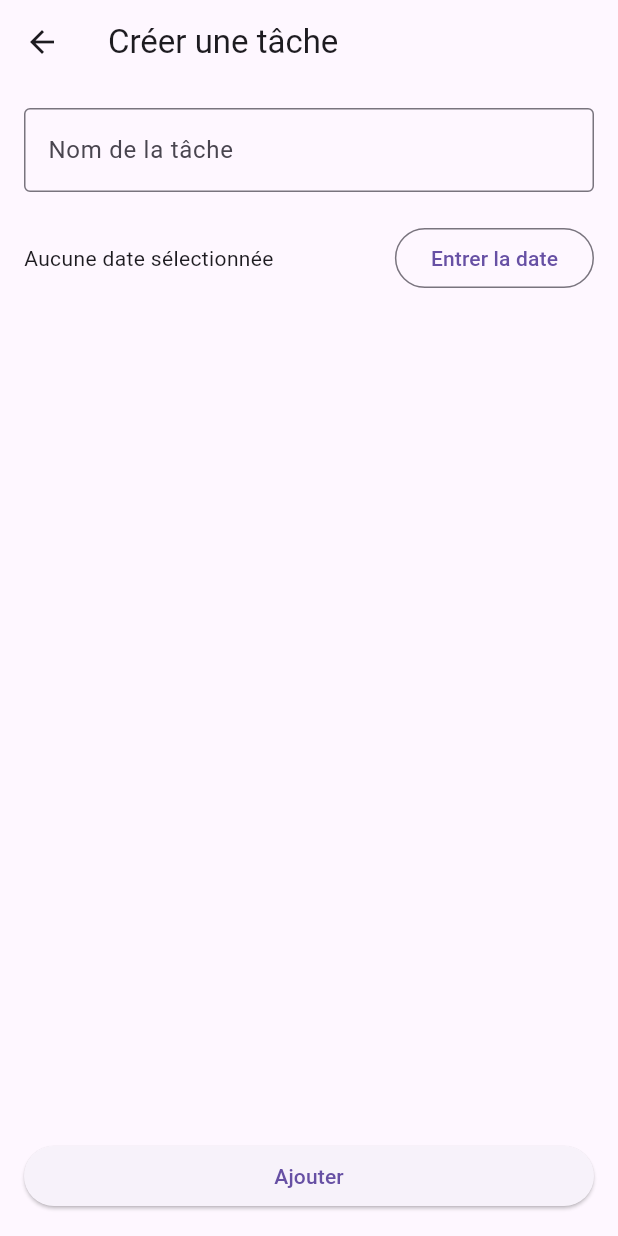
After one commit to PhilippeHuynh9/TP1_ApplicationMobileAvance, a Flutter app: the HomeScreen screen opened directly, after a tap on the "add" icon, on a phone screen of 412 x 824 dp. The commit adds this screen. Run offline on Flutter 3.47's test engine with Material 3 defaults, Android fonts, the phone set to English and light mode, and no system bars.

Commit message:
FCT Interface pour la création est terminé
L'interface pour l'inscription est terminée, un champ pour le nom a été ajouté, un sélecteur de date a été ajouté et un bouton afin d'ajouter la nouvelle tâche créée a aussi été ajouté. Il reste à améliorer l'interface et la rendre plus belle.

```diff
--- /dev/null
+++ b/tp1_flutter/lib/Accueil.dart
@@ -0,0 +1,26 @@
+import 'package:flutter/material.dart';
+import 'package:tp1_flutter/Consultaion.dart';
+
+import 'Creation.dart';
+
+class HomeScreen extends StatelessWidget {
+  const HomeScreen({super.key});
+
+  @override
+  Widget build(BuildContext context) {
+    return Scaffold(
+      appBar: AppBar(title: const Text("Accueil")),
+      body: const Center(child: Text("Bienvenue sur l'accueil")),
+      floatingActionButton: FloatingActionButton(
+        onPressed: () {
+          Navigator.push(
+            context,
+            MaterialPageRoute(builder: (context) => const Creation()),
+          );
+        },
+        child: const Icon(Icons.add),
+        tooltip: "Créer une tâche",
+      ),
+    );
+  }
+}
--- a/tp1_flutter/lib/Connexion.dart
+++ b/tp1_flutter/lib/Connexion.dart
@@ -1,7 +1,7 @@
 import 'package:flutter/material.dart';
 import 'package:tp1_flutter/Inscription.dart';
 
-import 'HomeScreen.dart';
+import 'Accueil.dart';
 
 class Connexion  extends StatelessWidget {
   const Connexion({super.key});
@@ -10,7 +10,7 @@ class Connexion  extends StatelessWidget {
   @override
   Widget build(BuildContext context) {
     return Scaffold(
-      appBar: AppBar(title: const Text("Inscription")),
+      appBar: AppBar(title: const Text("Connexion")),
       body: Center(
         child: Column(
           mainAxisAlignment: MainAxisAlignment.center,
--- /dev/null
+++ b/tp1_flutter/lib/Creation.dart
@@ -0,0 +1,72 @@
+import 'package:flutter/material.dart';
+
+class Creation extends StatefulWidget {
+  const Creation({super.key});
+
+  @override
+  State<Creation> createState() => _CreationState();
+}
+
+class _CreationState extends State<Creation> {
+  final TextEditingController _nomController = TextEditingController();
+  DateTime? _dateEcheance;
+
+  Future<void> _selectDate() async {
+    final DateTime? pickedDate = await showDatePicker(
+      context: context,
+      initialDate: _dateEcheance ?? DateTime.now(),
+      firstDate: DateTime.now(),
+      lastDate: DateTime(2100),
+    );
+    if (pickedDate != null) {
+      setState(() {
+        _dateEcheance = pickedDate;
+      });
+    }
+  }
+
+  @override
+  Widget build(BuildContext context) {
+    return Scaffold(
+      appBar: AppBar(title: const Text("Créer une tâche")),
+      body: Padding(
+        padding: const EdgeInsets.all(16.0),
+        child: Column(
+          crossAxisAlignment: CrossAxisAlignment.stretch,
+          children: [
+            TextField(
+              controller: _nomController,
+              decoration: const InputDecoration(
+                labelText: "Nom de la tâche",
+                border: OutlineInputBorder(),
+              ),
+            ),
+            const SizedBox(height: 20),
+            Row(
+              children: [
+                Expanded(
+                  child: Text(
+                    _dateEcheance != null
+                        ? 'Date d\'échéance : ${_dateEcheance!.day}/${_dateEcheance!.month}/${_dateEcheance!.year}'
+                        : 'Aucune date sélectionnée',
+                  ),
+                ),
+                OutlinedButton(
+                  onPressed: _selectDate,
+                  child: const Text('Entrer la date'),
+                ),
+              ],
+            ),
+            const Spacer(),
+            ElevatedButton(
+              onPressed: () {
+                Navigator.pop(context);
+              },
+              child: const Text("Ajouter"),
+            ),
+          ],
+        ),
+      ),
+    );
+  }
+}
--- a/tp1_flutter/lib/Inscription.dart
+++ b/tp1_flutter/lib/Inscription.dart
@@ -1,5 +1,5 @@
 import 'package:flutter/material.dart';
-import 'HomeScreen.dart';
+import 'Accueil.dart';
 import 'Connexion.dart';
 
 void main() {
```
Also changed, not shown: tp1_flutter/lib/Consultaion.dart (added, +16 -0 lines), tp1_flutter/lib/HomeScreen.dart (deleted, +0 -10 lines).
